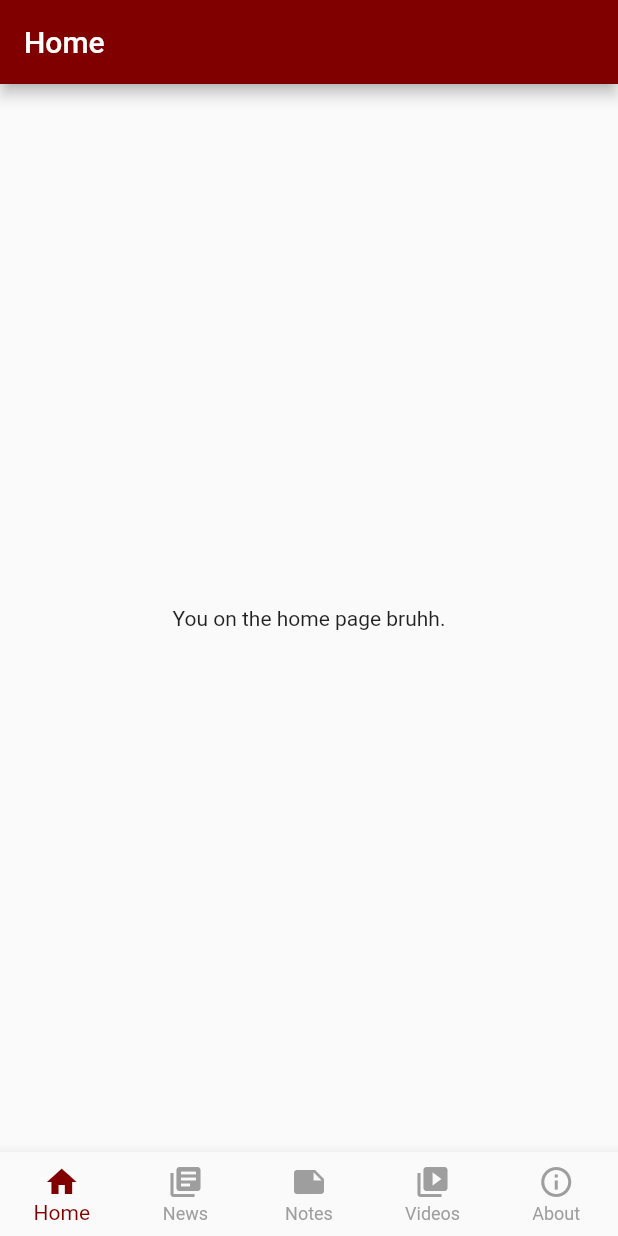
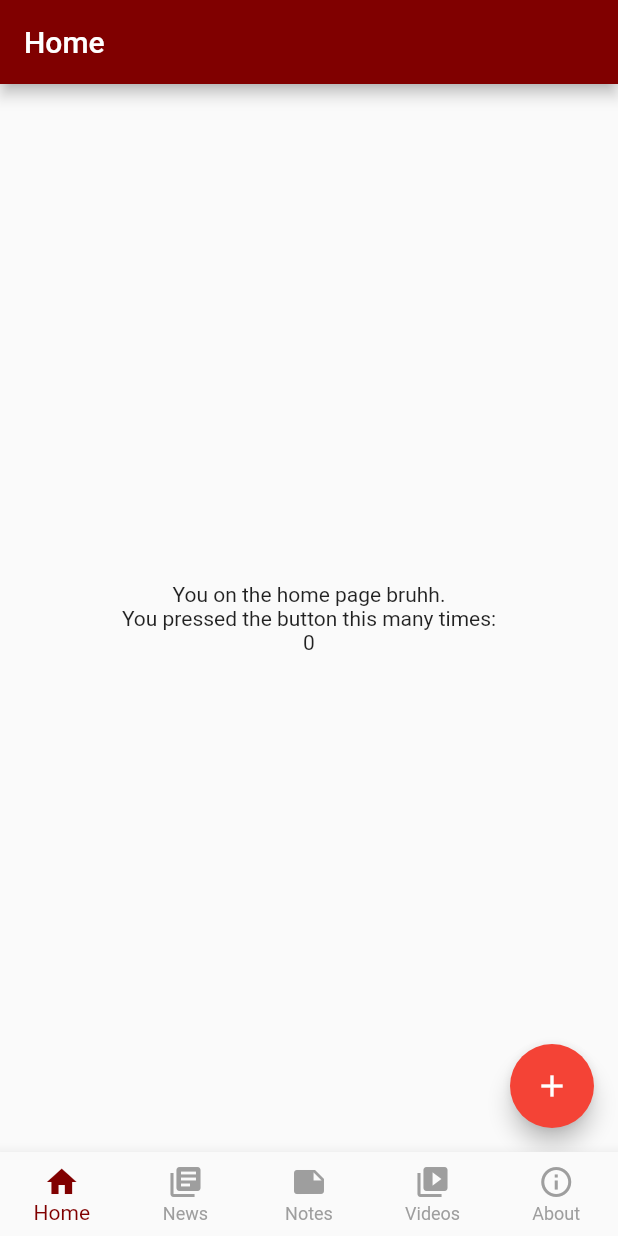
Before and after one commit to jbw716/flutter-test, a Flutter app: the screen it shows after launch, on a phone screen of 412 x 824 dp. Run offline on Flutter 3.47's test engine with Material 2 defaults, Android fonts, the phone set to English and light mode, and no system bars.

```diff
--- a/lib/main.dart
+++ b/lib/main.dart
@@ -50,7 +50,6 @@ class MyHomePage extends StatefulWidget {
 }
 
 class _MyHomePageState extends State<MyHomePage> {
-
   int _currentIndex = 0;
 
   final List<Widget> _children = [
@@ -64,14 +63,20 @@ class _MyHomePageState extends State<MyHomePage> {
   @override
   Widget build(BuildContext context) {
     return Scaffold(
-      body: _children[_currentIndex],
+      body: IndexedStack(
+        index: _currentIndex,
+        children: _children,
+      ),
       bottomNavigationBar: BottomNavigationBar(
         items: const [
           BottomNavigationBarItem(icon: Icon(Icons.home), title: Text('Home')),
-          BottomNavigationBarItem(icon: Icon(Icons.library_books), title: Text('News')),
+          BottomNavigationBarItem(
+              icon: Icon(Icons.library_books), title: Text('News')),
           BottomNavigationBarItem(icon: Icon(Icons.note), title: Text('Notes')),
-          BottomNavigationBarItem(icon: Icon(Icons.video_library), title: Text('Videos')),
-          BottomNavigationBarItem(icon: Icon(Icons.info_outline), title: Text('About')),
+          BottomNavigationBarItem(
+              icon: Icon(Icons.video_library), title: Text('Videos')),
+          BottomNavigationBarItem(
+              icon: Icon(Icons.info_outline), title: Text('About')),
         ],
         currentIndex: _currentIndex,
         onTap: (int index) => setState(() => _currentIndex = index),
--- a/lib/pages/home.dart
+++ b/lib/pages/home.dart
@@ -10,6 +10,8 @@ class HomePage extends StatefulWidget {
 }
 
 class _HomePageState extends State<HomePage> {
+
+  int presses = 0;
 
   @override
   Widget build(BuildContext context) {
@@ -24,10 +26,21 @@ class _HomePageState extends State<HomePage> {
           children: <Widget>[
             Text(
               'You on the home page bruhh.',
-            )
+            ),
+            Text(
+              'You pressed the button this many times:',
+            ),
+            Text(
+              presses.toString(),
+            ),
           ],
         ),
-      )
+      ),
+      floatingActionButton: FloatingActionButton(
+        onPressed: () => setState(() => presses++),
+        tooltip: 'Increment',
+        child: Icon(Icons.add),
+      ),
     );
   }
 }
```
Also changed, not shown: lib/pages/about.dart (+15 -2 lines), lib/pages/news.dart (+15 -2 lines), lib/pages/notes.dart (+15 -2 lines), lib/pages/videos.dart (+15 -2 lines).
